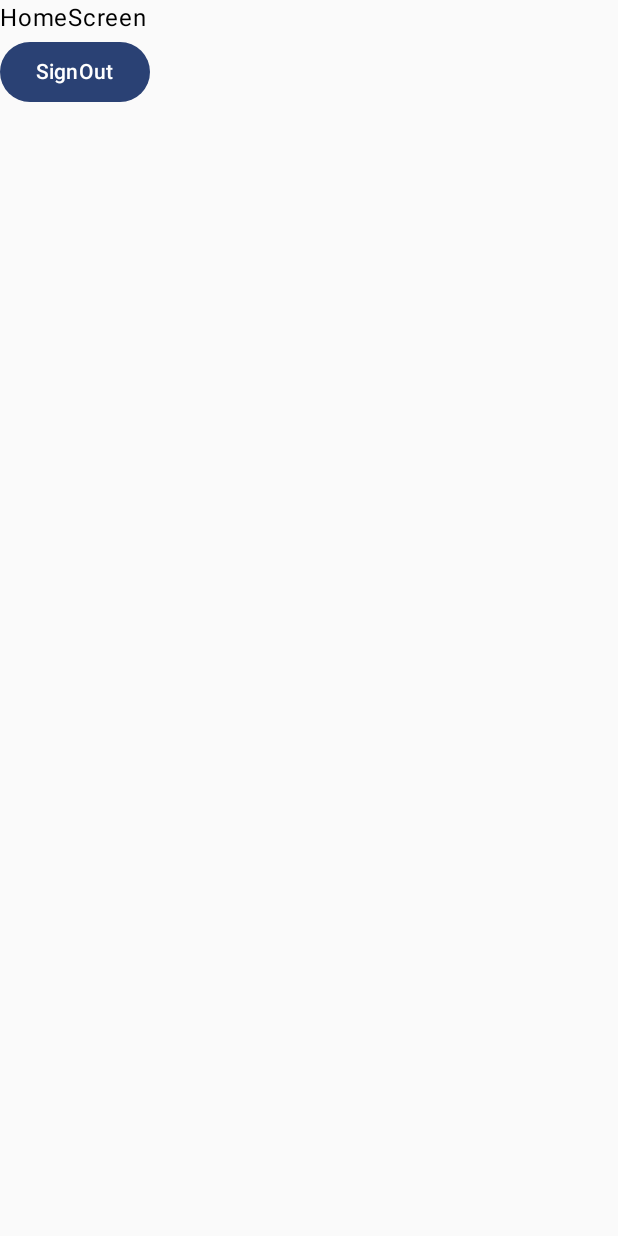
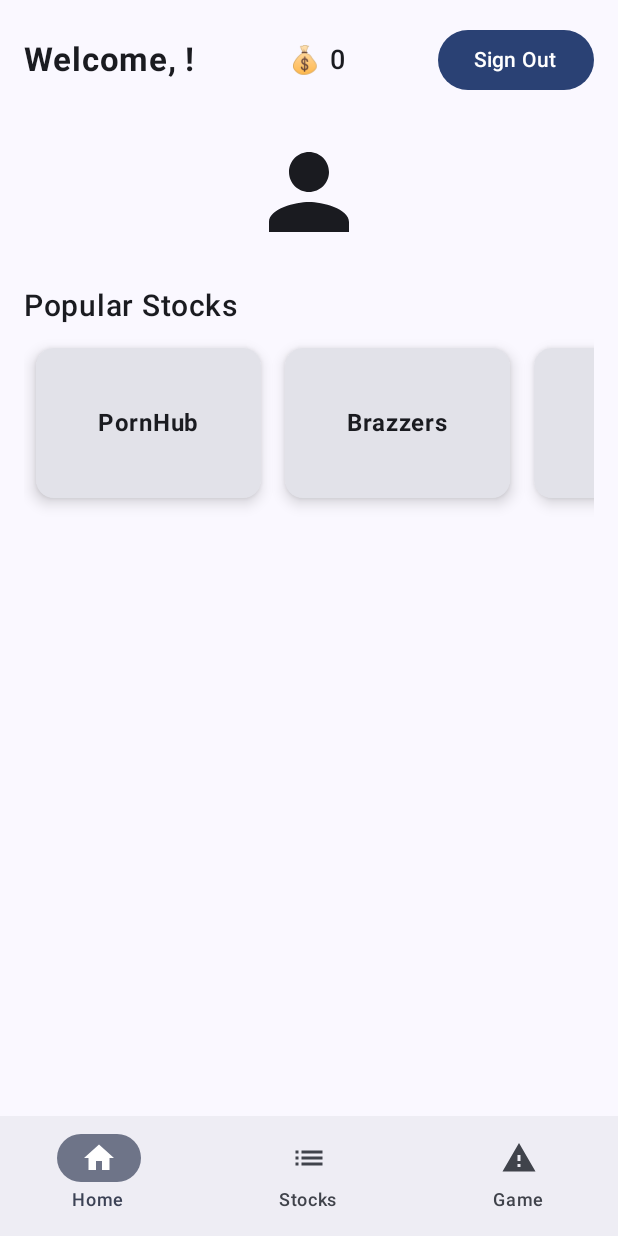
Before and after one commit to chknaren6/BangingBulls, an Android app built with Jetpack Compose: the HomeScreen screen opened through its navigation route, on a phone screen of 412 x 824 dp. Run offline under Robolectric (Android 15) with nearby library versions, the phone set to English and light mode, and no system bars; our stand-ins replace Firebase (no records; nobody signed in at launch, a user with empty details on screens opened directly).

Commit message:
Implemented Navigation bars and view Components

```diff
--- /dev/null
+++ b/app/src/main/java/com/nc/bangingbulls/Home/BottomNavItem.kt
@@ -0,0 +1,14 @@
+package com.nc.bangingbulls.Home
+
+import androidx.compose.material.icons.Icons
+import androidx.compose.material.icons.automirrored.filled.List
+import androidx.compose.material.icons.filled.Home
+import androidx.compose.material.icons.filled.List
+import androidx.compose.material.icons.filled.Warning
+import androidx.compose.ui.graphics.vector.ImageVector
+
+sealed class BottomNavItem(val route: String, val label: String, val icon: ImageVector) {
+    object Home : BottomNavItem("home", "Home", Icons.Default.Home)
+    object Stocks : BottomNavItem("stocks", "Stocks", Icons.Default.List)
+    object Game : BottomNavItem("game", "Game", Icons.Default.Warning)
+}
--- a/app/src/main/java/com/nc/bangingbulls/Home/HomeScreen.kt
+++ b/app/src/main/java/com/nc/bangingbulls/Home/HomeScreen.kt
@@ -1,23 +1,95 @@
 package com.nc.bangingbulls.Home
 
+import androidx.compose.animation.core.animateIntAsState
+import androidx.compose.animation.core.tween
+import androidx.compose.foundation.Image
+import androidx.compose.foundation.layout.Arrangement
+import androidx.compose.foundation.layout.Box
 import androidx.compose.foundation.layout.Column
+import androidx.compose.foundation.layout.Row
+import androidx.compose.foundation.layout.Spacer
 import androidx.compose.foundation.layout.fillMaxSize
-import androidx.compose.material3.Button
+import androidx.compose.foundation.layout.fillMaxWidth
+import androidx.compose.foundation.layout.height
+import androidx.compose.foundation.layout.padding
+import androidx.compose.foundation.layout.size
+import androidx.compose.foundation.layout.width
+import androidx.compose.foundation.lazy.LazyRow
+import androidx.compose.foundation.lazy.items
+import androidx.compose.foundation.shape.CircleShape
+import androidx.compose.material.icons.Icons
+import androidx.compose.material.icons.filled.Person
+import androidx.compose.material3.Card
+import androidx.compose.material3.CardDefaults
+import androidx.compose.material3.Icon
+import androidx.compose.material3.NavigationBar
+import androidx.compose.material3.NavigationBarItem
+import androidx.compose.material3.Scaffold
 import androidx.compose.material3.Text
 import androidx.compose.runtime.Composable
+import androidx.compose.runtime.LaunchedEffect
+import androidx.compose.runtime.derivedStateOf
+import androidx.compose.runtime.getValue
+import androidx.compose.runtime.remember
+import androidx.compose.ui.Alignment
 import androidx.compose.ui.Modifier
+import androidx.compose.ui.draw.clip
+import androidx.compose.ui.text.font.FontWeight
+import androidx.compose.ui.unit.dp
+import androidx.compose.ui.unit.sp
 import androidx.navigation.NavController
+import androidx.navigation.compose.NavHost
+import androidx.navigation.compose.composable
+import androidx.navigation.compose.currentBackStackEntryAsState
+import androidx.navigation.compose.rememberNavController
 import com.nc.bangingbulls.Authentication.AuthViewModel
 
 @Composable
-fun HomeScreen( navController: NavController,authViewModel: AuthViewModel) {
+fun HomeScreen(navController: NavController, authViewModel: AuthViewModel, userViewModel: UserViewModel) {
+    val items = listOf(
+        BottomNavItem.Home,
+        BottomNavItem.Stocks,
+        BottomNavItem.Game
+    )
+    val navControllerHome = rememberNavController()
 
-    Column(Modifier.fillMaxSize()) {
-        Text("HomeScreen")
-        Button(onClick = { authViewModel.signOut()
-            navController.navigate("AuthScreen")}) {
-         Text("SignOut")
+    LaunchedEffect(Unit) {
+        userViewModel.loadUserData()
+    }
+    Scaffold(
+        bottomBar = {
+            NavigationBar {
+                val currentRoute = navControllerHome.currentBackStackEntryAsState().value?.destination?.route
+                items.forEach { item ->
+                    NavigationBarItem(
+                        icon = { Icon(item.icon, contentDescription = item.label) },
+                        label = { Text(item.label) },
+                        selected = currentRoute == item.route,
+                        onClick = {
+                            navControllerHome.navigate(item.route) {
+                                popUpTo(navControllerHome.graph.startDestinationId)
+                                launchSingleTop = true
+                            }
+                        }
+                    )
+                }
+            }
+        }
+    ) { innerPadding ->
+        NavHost(
+            navController = navControllerHome,
+            startDestination = BottomNavItem.Home.route,
+            modifier = Modifier.padding(innerPadding)
+        ) {
+            composable(BottomNavItem.Home.route) {
+                HomeScreenContent(userViewModel,authViewModel,navController)
+            }
+            composable(BottomNavItem.Stocks.route) {
+                StocksScreen(userViewModel)
+            }
+            composable(BottomNavItem.Game.route) {
+                GameScreen(userViewModel)
+            }
         }
     }
-
 }
--- /dev/null
+++ b/app/src/main/java/com/nc/bangingbulls/Home/HomeScreenContent.kt
@@ -0,0 +1,108 @@
+package com.nc.bangingbulls.Home
+
+import androidx.compose.animation.core.animateIntAsState
+import androidx.compose.animation.core.tween
+import androidx.compose.foundation.Image
+import androidx.compose.foundation.layout.Arrangement
+import androidx.compose.foundation.layout.Box
+import androidx.compose.foundation.layout.Column
+import androidx.compose.foundation.layout.Row
+import androidx.compose.foundation.layout.Spacer
+import androidx.compose.foundation.layout.fillMaxSize
+import androidx.compose.foundation.layout.fillMaxWidth
+import androidx.compose.foundation.layout.height
+import androidx.compose.foundation.layout.padding
+import androidx.compose.foundation.layout.size
+import androidx.compose.foundation.layout.width
+import androidx.compose.foundation.lazy.LazyRow
+import androidx.compose.foundation.lazy.items
+import androidx.compose.foundation.shape.CircleShape
+import androidx.compose.material.icons.Icons
+import androidx.compose.material.icons.filled.Person
+import androidx.compose.material3.Button
+import androidx.compose.material3.Card
+import androidx.compose.material3.CardDefaults
+import androidx.compose.material3.Icon
+import androidx.compose.material3.Text
+import androidx.compose.runtime.Composable
+import androidx.compose.runtime.derivedStateOf
+import androidx.compose.runtime.getValue
+import androidx.compose.runtime.remember
+import androidx.compose.ui.Alignment
+import androidx.compose.ui.Modifier
+import androidx.compose.ui.draw.clip
+import androidx.compose.ui.text.font.FontWeight
+import androidx.compose.ui.unit.dp
+import androidx.compose.ui.unit.sp
+import androidx.navigation.NavController
+import com.nc.bangingbulls.Authentication.AuthViewModel
+
+
+@Composable
+fun HomeScreenContent(userViewModel: UserViewModel, authViewModel: AuthViewModel,navController: NavController) {
+    val coins by remember{ derivedStateOf { userViewModel.coins } }
+    val animatedCoins by animateIntAsState(targetValue = coins, animationSpec = tween(600))
+    Column(
+        modifier = Modifier
+            .fillMaxSize()
+            .padding(16.dp)
+    ) {
+        // Top bar
+        Row(
+            Modifier.fillMaxWidth(),
+            horizontalArrangement = Arrangement.SpaceBetween,
+            verticalAlignment = Alignment.CenterVertically
+        ) {
+            Text("Welcome, ${userViewModel.username}!", fontSize = 22.sp, fontWeight = FontWeight.Bold)
+
+            Text("💰 $animatedCoins", fontSize = 18.sp, fontWeight = FontWeight.SemiBold)
+
+            Button(onClick = {authViewModel.signOut()
+            navController.navigate("AuthScreen"){
+                popUpTo("HomeScreen"){inclusive = true}
+            } }) {
+                Text("Sign Out")
+            }
+
+        }
+
+        Spacer(Modifier.height(24.dp))
+
+        // Profile
+        Box(
+            modifier = Modifier
+                .size(80.dp)
+                .align(Alignment.CenterHorizontally)
+        ) {
+            if (userViewModel.profileUrl != null) {
+               /* Image(
+                    painter = rememberAsyncImagePainter(userViewModel.profileImageUri),
+                    contentDescription = "Profile",
+                    modifier = Modifier.fillMaxSize().clip(CircleShape)
+                )*/
+            } else {
+                Icon(Icons.Default.Person, contentDescription = "Default Profile", modifier = Modifier.fillMaxSize())
+            }
+        }
+
+        Spacer(Modifier.height(24.dp))
+
+        Text("Popular Stocks", fontSize = 20.sp, fontWeight = FontWeight.Medium)
+        Spacer(Modifier.height(8.dp))
+        LazyRow {
+            items(listOf("PornHub", "Brazzers", "XNNX", "Xvideos")) { stock ->
+                Card(
+                    modifier = Modifier
+                        .padding(8.dp)
+                        .width(150.dp)
+                        .height(100.dp),
+                    elevation = CardDefaults.cardElevation(6.dp)
+                ) {
+                    Box(contentAlignment = Alignment.Center, modifier = Modifier.fillMaxSize()) {
+                        Text(stock, fontSize = 16.sp, fontWeight = FontWeight.Bold)
+                    }
+                }
+            }
+        }
+    }
+}
--- /dev/null
+++ b/app/src/main/java/com/nc/bangingbulls/Home/UserViewModel.kt
@@ -0,0 +1,39 @@
+package com.nc.bangingbulls.Home
+
+import android.net.Uri
+import androidx.compose.runtime.getValue
+import androidx.compose.runtime.mutableStateOf
+import androidx.compose.runtime.setValue
+import androidx.lifecycle.ViewModel
+import com.google.firebase.Firebase
+import com.google.firebase.auth.auth
+import com.google.firebase.firestore.FieldValue
+import com.google.firebase.firestore.firestore
+import com.nc.bangingbulls.Home.User
+
+class UserViewModel : ViewModel() {
+    private val db = Firebase.firestore
+    private val auth = Firebase.auth
+
+    var username by mutableStateOf("")
+    var coins by mutableStateOf(0)
+    var profileUrl by mutableStateOf<String?>(null)
+
+    fun loadUserData() {
+        val uid = auth.currentUser?.uid ?: return
+        db.collection("users").document(uid)
+            .addSnapshotListener { snapshot, e ->
+                if (snapshot != null && snapshot.exists()) {
+                    username = snapshot.getString("username") ?: ""
+                    coins = snapshot.getLong("coins")?.toInt() ?: 0
+                    profileUrl = snapshot.getString("profileUrl")
+                }
+            }
+    }
+
+    fun updateCoins(amount: Int) {
+        val uid = auth.currentUser?.uid ?: return
+        db.collection("users").document(uid)
+            .update("coins", FieldValue.increment(amount.toLong()))
+    }
+}
--- a/app/src/main/java/com/nc/bangingbulls/Navigation/Navi.kt
+++ b/app/src/main/java/com/nc/bangingbulls/Navigation/Navi.kt
@@ -13,6 +13,7 @@ import com.nc.bangingbulls.Authentication.AuthViewModel
 import com.nc.bangingbulls.Authentication.AuthViewModelFactory
 import com.nc.bangingbulls.Authentication.UsernameInputScreen
 import com.nc.bangingbulls.Home.HomeScreen
+import com.nc.bangingbulls.Home.UserViewModel
 import com.nc.bangingbulls.Splash.SplashScreen
 
 @Composable
@@ -24,7 +25,7 @@ fun Navi(navController: NavHostController) {
         FirebaseAuth.getInstance()
     )
     val authViewModel: AuthViewModel = viewModel(factory = factory)
-
+    val userViewModel: UserViewModel = viewModel()
     NavHost(navController = navController, startDestination = "SplashScreen") {
         composable("SplashScreen") {
             SplashScreen(navController)
@@ -33,7 +34,7 @@ fun Navi(navController: NavHostController) {
             AuthScreen(navController)
         }
         composable("HomeScreen") {
-            HomeScreen(navController,authViewModel)
+            HomeScreen(navController,authViewModel, userViewModel)
         }
         composable("UserNameInputScreen") {
             UsernameInputScreen(navController,authViewModel)
```
Also changed, not shown: app/src/main/java/com/nc/bangingbulls/Home/GameScreen.kt (added, +35 -0 lines), app/src/main/java/com/nc/bangingbulls/Home/StockScreen.kt (added, +43 -0 lines).
